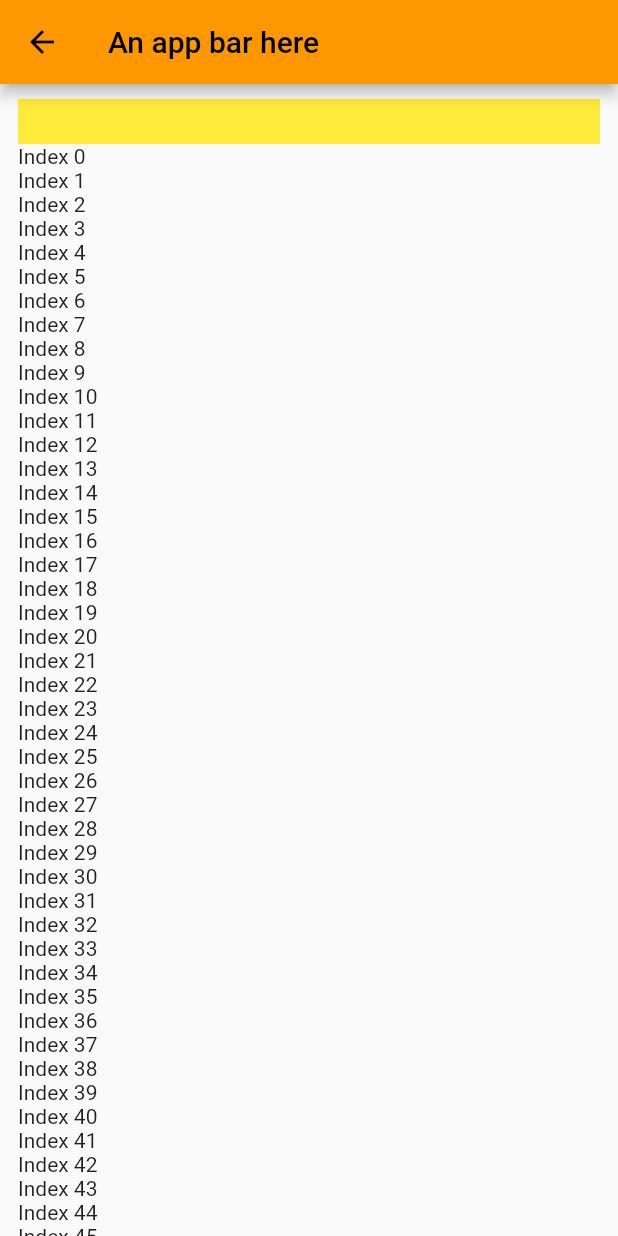
After one commit to faithomotoso/flttr.exp, a Flutter app: the screen it shows after launch, after a tap on "To slivers page", on a phone screen of 412 x 824 dp. The commit adds this screen. Run offline on Flutter 3.47's test engine with Material 2 defaults, Android fonts, the light colour scheme and no system bars; our stand-ins replace go_router, sliver_tools.

Commit message:
Experiment with multi slivers from package for slivers

```diff
--- a/lib/router_config.dart
+++ b/lib/router_config.dart
@@ -1,4 +1,5 @@
 import 'package:flttr_exp/ui/_ui.dart';
+import 'package:flttr_exp/ui/pages/sliver_list_w_headers.dart';
 import 'package:go_router/go_router.dart';
 
 final GoRouter goRouterConfiguration = GoRouter(routes: [
@@ -9,6 +10,11 @@ final GoRouter goRouterConfiguration = GoRouter(routes: [
         GoRoute(
             name: CustomButtonPage.routeName,
             path: CustomButtonPage.routeName,
-            builder: (ctx, state) => const CustomButtonPage())
+            builder: (ctx, state) => const CustomButtonPage()),
+        GoRoute(
+          name: SliverListWHeaders.routeName,
+          path: SliverListWHeaders.routeName,
+          builder: (ctx, state) => const SliverListWHeaders()
+        )
       ]),
 ]);
--- a/lib/ui/pages/home.dart
+++ b/lib/ui/pages/home.dart
@@ -1,3 +1,4 @@
+import 'package:flttr_exp/ui/pages/sliver_list_w_headers.dart';
 import 'package:flttr_exp/ui/widgets/custom_button.dart';
 import 'package:flutter/material.dart';
 import 'package:go_router/go_router.dart';
@@ -27,7 +28,12 @@ class HomePage extends StatelessWidget {
                 buttonText: "To custom button page?",
                 onTap: () {
                   context.goNamed(CustomButtonPage.routeName);
-                })
+                }),
+            CustomButton(
+                buttonText: "To slivers page",
+                onTap: () {
+                  context.goNamed(SliverListWHeaders.routeName);
+                }),
           ],
         ),
       ),
--- /dev/null
+++ b/lib/ui/pages/sliver_list_w_headers.dart
@@ -0,0 +1,127 @@
+/**
+ * Creating a sectioned list with dynamic persistent headers
+ */
+
+import 'package:flutter/material.dart';
+import 'package:flutter/rendering.dart';
+import 'package:sliver_tools/sliver_tools.dart';
+
+class SliverListWHeaders extends StatefulWidget {
+  const SliverListWHeaders({super.key});
+
+  static const String routeName = "sliver-list-headers";
+
+  @override
+  State<SliverListWHeaders> createState() => _SliverListWHeadersState();
+}
+
+class _SliverListWHeadersState extends State<SliverListWHeaders> {
+  @override
+  Widget build(BuildContext context) {
+    return Scaffold(
+      appBar: AppBar(
+        title: Text("An app bar here"),
+      ),
+      body: Padding(
+        padding: const EdgeInsets.symmetric(horizontal: 12).copyWith(top: 10),
+        child: CustomScrollView(
+          slivers: [
+            MultiSliver(
+              children: [
+                SliverPersistentHeader(
+                    delegate: HeadingPersistentDelegate(color: Colors.yellow), pinned: false),
+
+                SliverList(
+                  delegate: SliverChildBuilderDelegate(
+                    childCount: 50,
+                        (context, index) => Text("Index $index"),
+                  ),
+                ),
+
+                // SliverToBoxAdapter(child: SmallListConfig()),
+
+                SliverPersistentHeader(
+                    delegate: HeadingPersistentDelegate(color: Colors.purple), pinned: true),
+                SliverList(
+                  delegate: SliverChildBuilderDelegate(
+                    childCount: 50,
+                        (context, index) => Text("Index $index"),
+                  ),
+                ),
+
+                // SliverToBoxAdapter(child: SmallListConfig()),
+                // SliverToBoxAdapter(child: SmallListConfig()),
+
+                SliverPersistentHeader(
+                    delegate: HeadingPersistentDelegate(color: Colors.blue), pinned: true),
+                SliverList(
+                  delegate: SliverChildBuilderDelegate(
+                    childCount: 50,
+                        (context, index) => Text("Index $index"),
+                  ),
+                )
+              ],
+            )
+          ],
+        ),
+      ),
+    );
+  }
+}
+
+class SmallListConfig extends StatelessWidget {
+  @override
+  Widget build(BuildContext context) {
+    return CustomScrollView(
+      shrinkWrap: true,
+      primary: false,
+      slivers: [
+        SliverPersistentHeader(
+            delegate: HeadingPersistentDelegate(), pinned: true),
+        // SliverAppBar(
+        //   title: Text("Title 1"), pinned: true, primary: false,
+        // ),
+
+        SliverList(
+          delegate: SliverChildBuilderDelegate(
+            childCount: 50,
+            (context, index) => Text("Index $index"),
+          ),
+        )
+      ],
+    );
+  }
+}
+
+class HeadingPersistentDelegate extends SliverPersistentHeaderDelegate {
+  final Color color;
+
+  HeadingPersistentDelegate({this.color = Colors.green});
+  @override
+  Widget build(
+      BuildContext context, double shrinkOffset, bool overlapsContent) {
+    print("Color ${this.color.toString()}: Shrink offset: $shrinkOffset, overlapsContent: $overlapsContent");
+
+    return Container(
+        padding: const EdgeInsets.symmetric(vertical: 20),
+        decoration: BoxDecoration(color: color),
+        child: const Text(
+          "A title here",
+          style: TextStyle(color: Colors.black, fontWeight: FontWeight.bold),
+        ));
+  }
+
+  @override
+  // TODO: implement maxExtent
+  double get maxExtent => 30;
+
+  @override
+  // TODO: implement minExtent
+  double get minExtent => 20;
+
+  @override
+  bool shouldRebuild(covariant SliverPersistentHeaderDelegate oldDelegate) {
+    return true;
+  }
+
+}
--- a/pubspec.yaml
+++ b/pubspec.yaml
@@ -37,6 +37,7 @@ dependencies:
   # Use with the CupertinoIcons class for iOS style icons.
   cupertino_icons: ^1.0.2
   go_router: ^10.0.0
+  sliver_tools: ^0.2.12
 
 dev_dependencies:
   flutter_test:
```
Also changed, not shown: pubspec.lock.
